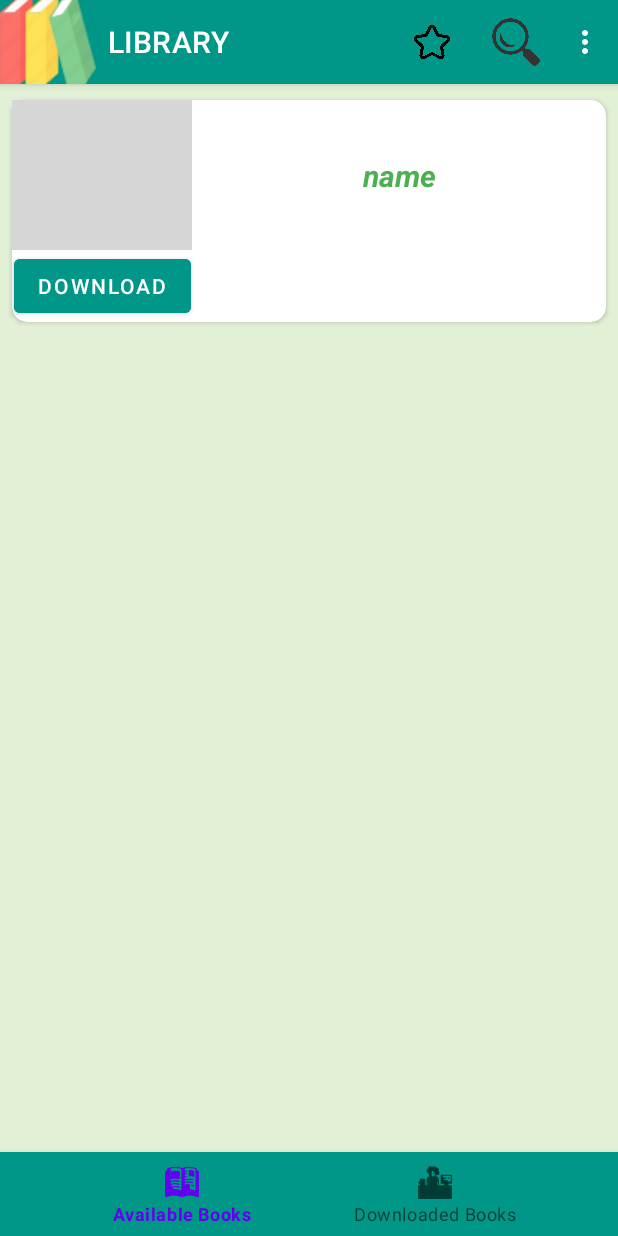
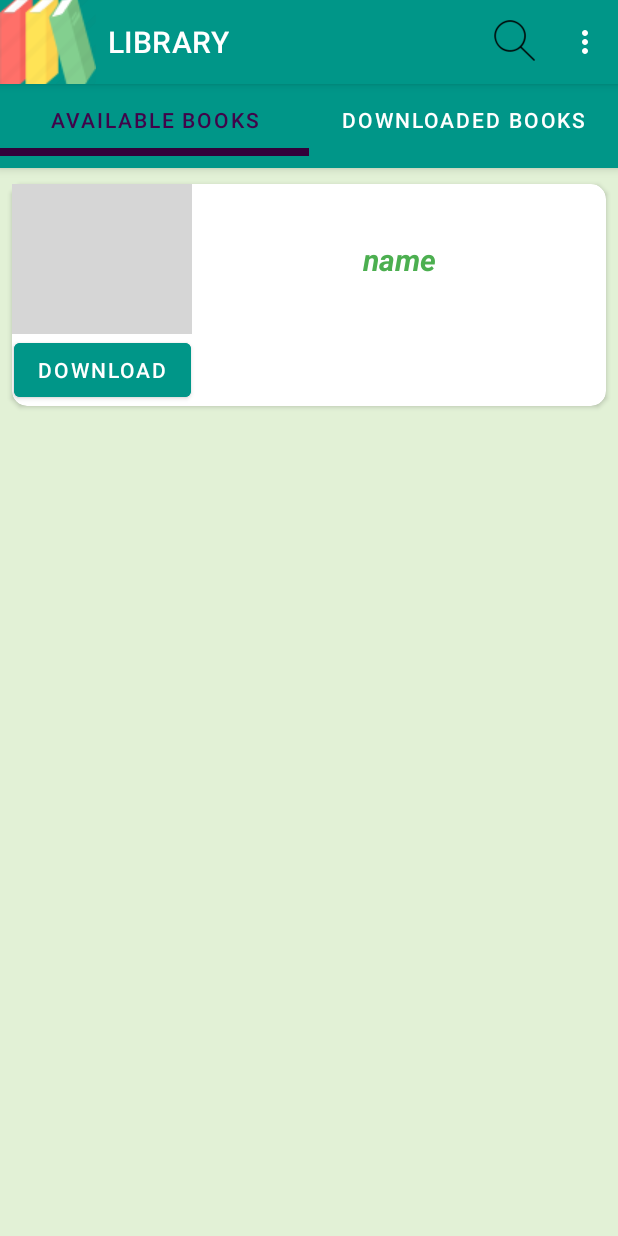
Before and after one commit to RamazanOzerr/Little-Digital-Library, an Android app: the screen it shows after launch once a user with an empty profile is signed in (MainActivity), on a phone screen of 412 x 824 dp. Run offline under Robolectric (Android 15) with nearby library versions, the phone set to English and light mode, and no system bars; our stand-ins replace CircleImageView, Firebase (no records; nobody signed in at launch, a user with empty details on screens opened directly), Picasso; pictures from the network do not load; grey boxes are pictures that could not be loaded.

Commit message:
Main Activity ui changed

```diff
--- a/app/src/main/AndroidManifest.xml
+++ b/app/src/main/AndroidManifest.xml
@@ -1,7 +1,11 @@
 <?xml version="1.0" encoding="utf-8"?>
 <manifest xmlns:android="http://schemas.android.com/apk/res/android"
     xmlns:tools="http://schemas.android.com/tools">
-<uses-permission android:name="android.permission.INTERNET"/>
+
+    <uses-permission android:name="android.permission.INTERNET"/>
+    <uses-permission android:name="android.permission.WRITE_EXTERNAL_STORAGE"/>
+    <uses-permission android:name="android.permission.READ_EXTERNAL_STORAGE"/>
+
     <application
         android:allowBackup="true"
         android:dataExtractionRules="@xml/data_extraction_rules"
--- a/app/src/main/java/com/example/spring_android_project/Activities/MainActivity.java
+++ b/app/src/main/java/com/example/spring_android_project/Activities/MainActivity.java
@@ -5,12 +5,15 @@ import androidx.appcompat.app.AppCompatActivity;
 import androidx.fragment.app.Fragment;
 import androidx.fragment.app.FragmentManager;
 import androidx.fragment.app.FragmentTransaction;
+import androidx.viewpager.widget.ViewPager;
 
 import android.os.Bundle;
 import android.view.MenuItem;
+import android.view.View;
 import android.widget.ListView;
 import android.widget.Toast;
 
+import com.example.spring_android_project.Adapters.CustomViewPager;
 import com.example.spring_android_project.Fragments.AvailableBooksFragment;
 import com.example.spring_android_project.Fragments.DowloadedBooksFragment;
 import com.example.spring_android_project.R;
@@ -18,6 +21,7 @@ import com.example.spring_android_project.Services.UserService;
 import com.example.spring_android_project.Utils.User;
 import com.google.android.material.bottomnavigation.BottomNavigationView;
 import com.google.android.material.navigation.NavigationBarView;
+import com.google.android.material.tabs.TabLayout;
 
 import java.util.ArrayList;
 import java.util.List;
@@ -28,6 +32,9 @@ public class MainActivity extends AppCompatActivity {
     List<User> listUser = new ArrayList<>();
     ListView listView;
     private BottomNavigationView navigationView;
+    CustomViewPager customViewPager;
+    TabLayout tabLayout;
+    ViewPager viewPager;
 
 
     @Override
@@ -37,6 +44,7 @@ public class MainActivity extends AppCompatActivity {
 
         init();
         replaceFragments(new AvailableBooksFragment());
+        setFragments();
 
         navigationView.setOnItemSelectedListener(new NavigationBarView.OnItemSelectedListener() {
             @Override
@@ -50,10 +58,14 @@ public class MainActivity extends AppCompatActivity {
                 return false;
             }
         });
+
+        navigationView.setVisibility(View.GONE);
     }
 
     private void init(){
         navigationView = findViewById(R.id.bottom_navigation);
+        tabLayout = findViewById(R.id.tablayout);
+        viewPager = findViewById(R.id.view_pager);
     }
 
 
@@ -65,4 +77,14 @@ public class MainActivity extends AppCompatActivity {
         fragmentTransaction.commit();
     }
 
+    private void setFragments(){
+        customViewPager = new CustomViewPager(getSupportFragmentManager());
+        customViewPager.addFragment(new AvailableBooksFragment(),"Available Books");
+        customViewPager.addFragment(new DowloadedBooksFragment(),"Downloaded Books");
+
+        viewPager.setAdapter(customViewPager);
+
+        tabLayout.setupWithViewPager(viewPager);
+    }
+
 }
--- /dev/null
+++ b/app/src/main/java/com/example/spring_android_project/Adapters/CustomViewPager.java
@@ -0,0 +1,44 @@
+package com.example.spring_android_project.Adapters;
+
+import androidx.annotation.NonNull;
+import androidx.annotation.Nullable;
+import androidx.fragment.app.Fragment;
+import androidx.fragment.app.FragmentManager;
+import androidx.fragment.app.FragmentPagerAdapter;
+
+import java.util.ArrayList;
+import java.util.List;
+
+public class CustomViewPager extends FragmentPagerAdapter {
+
+    private List<Fragment> fragmentList;
+    private List<String> nameList;
+
+    public CustomViewPager(@NonNull FragmentManager fm) {
+        super(fm);
+        fragmentList = new ArrayList<>();
+        nameList = new ArrayList<>();
+    }
+
+    @NonNull
+    @Override
+    public Fragment getItem(int position) {
+        return fragmentList.get(position);
+    }
+
+    @Override
+    public int getCount() {
+        return fragmentList.size();
+    }
+
+    public void addFragment(Fragment fragment, String name){
+        fragmentList.add(fragment);
+        nameList.add(name);
+    }
+
+    @Nullable
+    @Override
+    public CharSequence getPageTitle(int position) {
+        return nameList.get(position);
+    }
+}
--- a/app/src/main/res/layout/activity_main.xml
+++ b/app/src/main/res/layout/activity_main.xml
@@ -36,14 +36,34 @@
             style="@style/Widget.MaterialComponents.Toolbar.Primary"
             />
 
+        <com.google.android.material.tabs.TabLayout
+            android:id="@+id/tablayout"
+            android:layout_width="match_parent"
+            android:layout_height="wrap_content"
+            android:background="#009688"
+            app:tabIndicatorColor="#32013A"
+            app:tabIndicatorHeight="5dp"
+            app:tabSelectedTextColor="#40044A"
+            app:tabTextColor="@color/white"
+            android:minHeight="?attr/actionBarSize"
+            />
+
     </com.google.android.material.appbar.AppBarLayout>
+
+    <androidx.viewpager.widget.ViewPager
+        android:id="@+id/view_pager"
+        android:layout_width="match_parent"
+        android:layout_height="wrap_content"
+        app:layout_constraintStart_toStartOf="@id/appBarLayout"
+        app:layout_constraintTop_toBottomOf="@id/appBarLayout"
+        />
 
     <FrameLayout
         android:id="@+id/frame_layout_main"
         android:layout_width="match_parent"
         android:layout_height="wrap_content"
         app:layout_constraintStart_toStartOf="@+id/appBarLayout"
-        app:layout_constraintTop_toBottomOf="@+id/appBarLayout"
+        app:layout_constraintTop_toBottomOf="@+id/view_pager"
         />
 
 
--- a/app/src/main/res/menu/top_app_bar.xml
+++ b/app/src/main/res/menu/top_app_bar.xml
@@ -2,15 +2,8 @@
     xmlns:app="http://schemas.android.com/apk/res-auto">
 
     <item
-        android:id="@+id/favorite"
-        android:icon="@drawable/favorite"
-        android:title="favorite"
-        android:contentDescription="content_description_favorite"
-        app:showAsAction="ifRoom" />
-
-    <item
         android:id="@+id/search"
-        android:icon="@drawable/ic_search"
+        android:icon="@drawable/search"
         android:title="search"
         android:contentDescription="content_description_search"
         app:showAsAction="ifRoom" />
```
Also changed, not shown: app/src/main/res/drawable/search.png (added).
